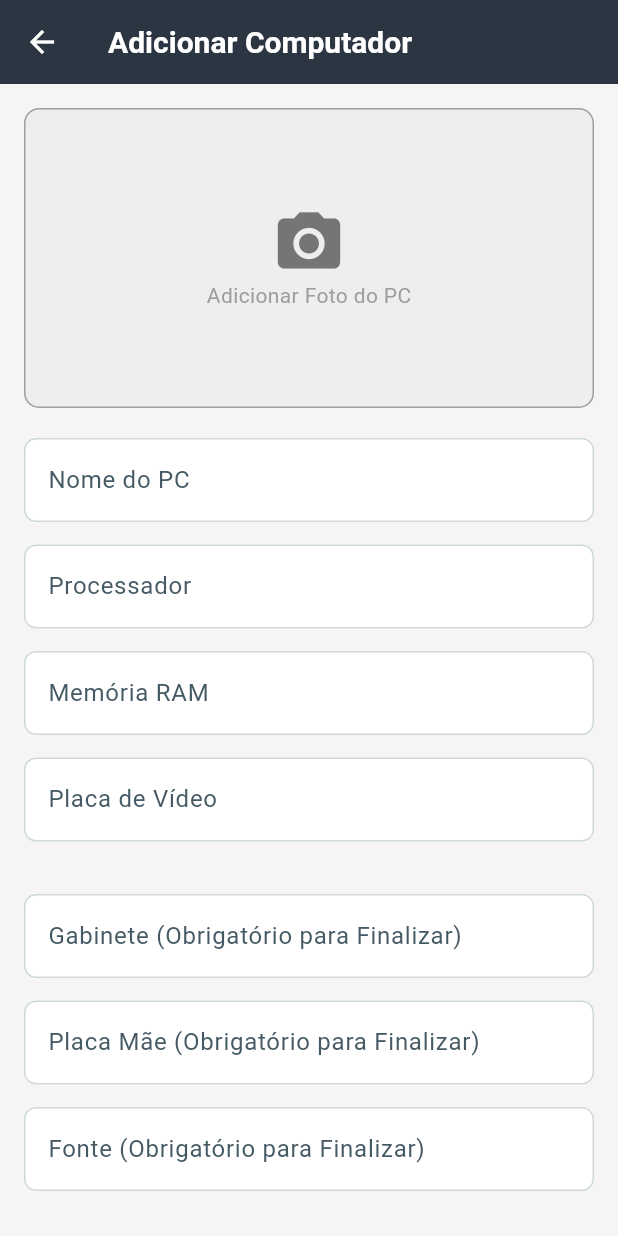
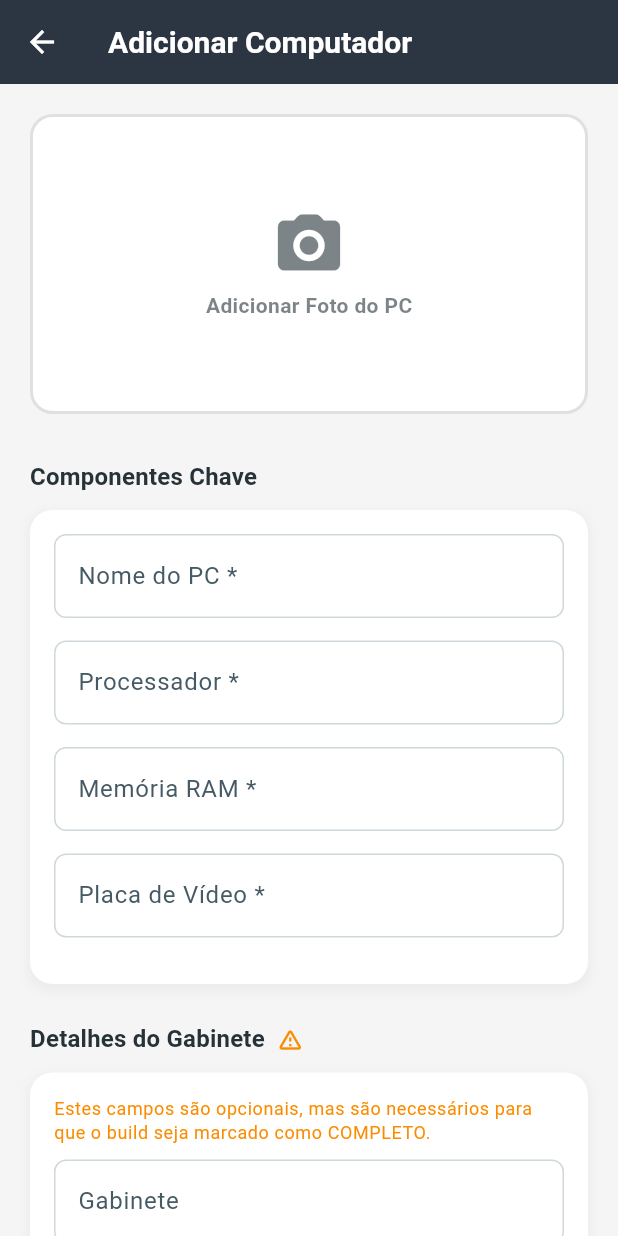
Before and after one commit to LuyJoao/Mobile, a Flutter app: the ComputerFormPage screen opened directly, on a phone screen of 412 x 824 dp. Run offline on Flutter 3.47's test engine with Material 3 defaults, Android fonts, the phone set to English and light mode, and no system bars; our stand-ins replace cloud_firestore, firebase_auth, firebase_core, google_fonts, hexcolor, image_picker and 2 more; accounts and stored records are empty; statements that could not run were skipped.

Commit message:
trabalho2

```diff
--- a/trabalho2/lib/pages/computer_form_page.dart
+++ b/trabalho2/lib/pages/computer_form_page.dart
@@ -181,41 +181,62 @@ class _ComputerFormPageState extends State<ComputerFormPage> {
     _hdCountController.dispose();
     super.dispose();
   }
+  Widget _buildSection(BuildContext context, {required String title, required List<Widget> children, bool optional = false}) {
+    final theme = Theme.of(context);
+    return Padding(
+      padding: const EdgeInsets.only(bottom: 25.0),
+      child: Column(
+        crossAxisAlignment: CrossAxisAlignment.start,
+        children: [
+          Row(
+            children: [
+              Text(
+                title,
+                style: theme.textTheme.titleMedium?.copyWith(
+                  fontWeight: FontWeight.bold,
+                  color: theme.primaryColor,
+                ),
+              ),
+              if (optional) ...[
+                const SizedBox(width: 8),
+                Icon(Icons.warning_amber_rounded, size: 18, color: Colors.orange.shade600),
+              ],
+            ],
+          ),
+          const SizedBox(height: 10),
+          Container(
+            padding: const EdgeInsets.all(16.0),
+            decoration: BoxDecoration(
+              color: Colors.white,
+              borderRadius: BorderRadius.circular(15),
+              boxShadow: [
+                BoxShadow(
+                  color: Colors.grey.withOpacity(0.1),
+                  spreadRadius: 2,
+                  blurRadius: 5,
+                  offset: const Offset(0, 3),
+                ),
+              ],
+            ),
+            child: Column(
+              children: children,
+            ),
+          ),
+        ],
+      ),
+    );
+  }
 
-  @override
-  Widget build(BuildContext context) {
-    final String title = widget.computer == null ? 'Adicionar Computador' : 'Editar Computador';
-    final theme = Theme.of(context);
-
-    final fieldsToCompleteBuild = [
-      {'controller': _caseModelController, 'label': 'Gabinete (Obrigatório para Finalizar)', 'hint': 'Ex: Cooler Master'},
-      {'controller': _motherboardController, 'label': 'Placa Mãe (Obrigatório para Finalizar)', 'hint': 'Ex: ASUS Z790'},
-      {'controller': _powerSupplyController, 'label': 'Fonte (Obrigatório para Finalizar)', 'hint': 'Ex: 750W 80+ Gold'},
-    ];
-
-
-    return Scaffold(
-      appBar: AppBar(
-        title: Text(title),
-        backgroundColor: theme.appBarTheme.backgroundColor,
-      ),
-      body: SingleChildScrollView(
-        padding: const EdgeInsets.all(16.0),
-        child: Form(
-          key: _formKey,
-          autovalidateMode: AutovalidateMode.onUserInteraction,
-          child: Column(
-            crossAxisAlignment: CrossAxisAlignment.stretch,
-            children: <Widget>[
-              GestureDetector(
+  Widget _buildImagePicker(BuildContext context) {
+    return GestureDetector(
       onTap: _pickImage,
       child: Container(
         height: 200,
         width: double.infinity,
         decoration: BoxDecoration(
-                    color: Colors.grey[200],
-                    border: Border.all(color: Colors.grey),
-                    borderRadius: BorderRadius.circular(10),
+          color: Colors.white,
+          borderRadius: BorderRadius.circular(15),
+          border: Border.all(color: Colors.grey.shade300, width: 2),
         ),
         alignment: Alignment.center,
         child: _pickedImage != null
@@ -223,12 +244,15 @@ class _ComputerFormPageState extends State<ComputerFormPage> {
                 fit: StackFit.expand,
                 children: [
                   ClipRRect(
-                              borderRadius: BorderRadius.circular(10),
-                              child: Image.file(_pickedImage!, fit: BoxFit.cover, width: double.infinity, height: double.infinity)
+                    borderRadius: BorderRadius.circular(15),
+                    child: Image.file(
+                      _pickedImage!,
+                      fit: BoxFit.cover,
+                    ),
                   ),
                   Positioned(
-                              top: 5,
-                              right: 5,
+                    top: 10,
+                    right: 10,
                     child: GestureDetector(
                       onTap: () {
                         setState(() {
@@ -238,11 +262,11 @@ class _ComputerFormPageState extends State<ComputerFormPage> {
                       },
                       child: Container(
                         decoration: BoxDecoration(
-                                    color: Colors.black54,
-                                    borderRadius: BorderRadius.circular(15),
+                          color: Colors.red.withOpacity(0.8),
+                          borderRadius: BorderRadius.circular(20),
                         ),
                         padding: const EdgeInsets.all(5),
-                                  child: const Icon(Icons.close, color: Colors.white, size: 20),
+                        child: const Icon(Icons.close_rounded, color: Colors.white, size: 20),
                       ),
                     ),
                   ),
@@ -251,96 +275,31 @@ class _ComputerFormPageState extends State<ComputerFormPage> {
             : Column(
                 mainAxisAlignment: MainAxisAlignment.center,
                 children: [
-                            Icon(Icons.camera_alt, size: 50, color: Colors.grey[600]),
-                            const Text('Adicionar Foto do PC', style: TextStyle(color: Colors.grey)),
+                  Icon(Icons.photo_camera_rounded, size: 50, color: Theme.of(context).primaryColor.withOpacity(0.6)),
+                  const SizedBox(height: 5),
+                  Text('Adicionar Foto do PC', style: TextStyle(color: Theme.of(context).primaryColor.withOpacity(0.6), fontWeight: FontWeight.w600)),
                 ],
-                        ),
-                ),
-              ),
-              const SizedBox(height: 20),
-
-              _buildTextField(_nameController, 'Nome do PC', 'Ex: Estação de Trabalho', 'Informe o nome do PC'),
-              _buildTextField(_processorController, 'Processador', 'Ex: i7-13700K', 'Informe o Processador'),
-              _buildTextField(_ramController, 'Memória RAM', 'Ex: 32GB DDR5', 'Informe a RAM'),
-              _buildTextField(_gpuController, 'Placa de Vídeo', 'Ex: RTX 4070', 'Informe a GPU'),
-              const SizedBox(height: 20),
-
-              ...fieldsToCompleteBuild.map((f) => _buildOptionalTextField(
-                f['controller'] as TextEditingController, f['label'] as String, f['hint'] as String)
-              ).toList(),
-
-              const SizedBox(height: 20),
-
-              _buildDropdownField('Sistema Operacional', _selectedOS, osOptions, (String? newValue) {
-                setState(() {
-                  _selectedOS = newValue!;
-                });
-              }),
-              const SizedBox(height: 20),
-
-              _buildDropdownField('Tipo de Armazenamento', _selectedStorageType, storageOptions, (String? newValue) {
-                setState(() {
-                  _selectedStorageType = newValue!;
-                });
-              }),
-              const SizedBox(height: 20),
-
-              if (_selectedStorageType == 'SSD' || _selectedStorageType == 'Ambos')
-                _buildNumberField(_ssdCountController, 'Quantidade de SSDs', '0', 'Informe a quantidade de SSDs'),
-
-              if (_selectedStorageType == 'HD' || _selectedStorageType == 'Ambos')
-                _buildNumberField(_hdCountController, 'Quantidade de HDs', '0', 'Informe a quantidade de HDs'),
-
-              const SizedBox(height: 30),
-
-              ElevatedButton(
-                onPressed: _saveComputer,
-                style: ElevatedButton.styleFrom(
-                  padding: const EdgeInsets.symmetric(vertical: 15),
-                  backgroundColor: theme.primaryColor,
-                  foregroundColor: Colors.white,
-                ),
-                child: Text(
-                  widget.computer?.isComplete == false ? 'FINALIZAR RASCUNHO' : 'SALVAR/ATUALIZAR PC',
-                  style: theme.textTheme.labelLarge?.copyWith(color: Colors.white),
-                ),
-              ),
-            ],
-          ),
               ),
       ),
     );
   }
 
-  Widget _buildTextField(TextEditingController controller, String label, String hint, String validationMsg) {
+
+  Widget _buildTextField(TextEditingController controller, String label, String hint, String validationMsg, {required bool required}) {
     return Padding(
       padding: const EdgeInsets.only(bottom: 15.0),
       child: TextFormField(
         controller: controller,
         decoration: InputDecoration(
-          labelText: label,
+          labelText: label + (required ? ' *' : ''),
           hintText: hint,
         ),
         validator: (value) {
-          if (value == null || value.isEmpty) {
-            return validationMsg;
+          if (required && (value == null || value.isEmpty)) {
+            return validationMsg.isNotEmpty ? validationMsg : 'Este campo é obrigatório.';
           }
           return null;
         },
-      ),
-    );
-  }
-
-  Widget _buildOptionalTextField(TextEditingController controller, String label, String hint) {
-    return Padding(
-      padding: const EdgeInsets.only(bottom: 15.0),
-      child: TextFormField(
-        controller: controller,
-        decoration: InputDecoration(
-          labelText: label,
-          hintText: hint,
-        ),
-        validator: (value) => null,
       ),
     );
   }
@@ -356,9 +315,7 @@ class _ComputerFormPageState extends State<ComputerFormPage> {
           hintText: hint,
         ),
         validator: (value) {
-          if (value == null || value.isEmpty) {
-            return null;
-          }
+          if (value == null || value.isEmpty) { return null; }
           if (int.tryParse(value) == null) {
             return 'Por favor, insira um número inteiro válido.';
           }
@@ -377,22 +334,110 @@ class _ComputerFormPageState extends State<ComputerFormPage> {
       orElse: () => items.first,
     );
 
-    return InputDecorator(
+    return DropdownButtonFormField<String>(
+      value: effectiveValue,
+      isExpanded: true,
       decoration: InputDecoration(
         labelText: label,
-        contentPadding: const EdgeInsets.symmetric(horizontal: 10.0, vertical: 5.0),
       ),
-      child: DropdownButtonHideUnderline(
-        child: DropdownButton<String>(
-          value: effectiveValue,
-          isExpanded: true,
       items: items.map<DropdownMenuItem<String>>((String value) {
         return DropdownMenuItem<String>(
           value: value,
-              child: Text(value),
+          child: Text(value, style: Theme.of(context).textTheme.bodyLarge),
         );
       }).toList(),
       onChanged: onChanged,
+    );
+  }
+
+  @override
+  Widget build(BuildContext context) {
+    final String title = widget.computer == null ? 'Adicionar Computador' : 'Editar Computador';
+    final theme = Theme.of(context);
+
+    final fieldsToCompleteBuild = [
+      {'controller': _caseModelController, 'label': 'Gabinete', 'hint': 'Ex: Cooler Master'},
+      {'controller': _motherboardController, 'label': 'Placa Mãe', 'hint': 'Ex: ASUS Z790'},
+      {'controller': _powerSupplyController, 'label': 'Fonte', 'hint': 'Ex: 750W 80+ Gold'},
+    ];
+
+
+    return Scaffold(
+      appBar: AppBar(
+        title: Text(title),
+      ),
+      body: SingleChildScrollView(
+        padding: const EdgeInsets.all(20.0),
+        child: Form(
+          key: _formKey,
+          autovalidateMode: AutovalidateMode.onUserInteraction,
+          child: Column(
+            crossAxisAlignment: CrossAxisAlignment.stretch,
+            children: <Widget>[
+              _buildImagePicker(context),
+              const SizedBox(height: 30),
+              _buildSection(
+                context,
+                title: 'Componentes Chave',
+                children: [
+                  _buildTextField(_nameController, 'Nome do PC', 'Ex: Estação de Trabalho', 'Informe o nome do PC', required: true),
+                  _buildTextField(_processorController, 'Processador', 'Ex: i7-13700K', 'Informe o Processador', required: true),
+                  _buildTextField(_ramController, 'Memória RAM', 'Ex: 32GB DDR5', 'Informe a RAM', required: true),
+                  _buildTextField(_gpuController, 'Placa de Vídeo', 'Ex: RTX 4070', 'Informe a GPU', required: true),
+                ],
+              ),
+              _buildSection(
+                context,
+                title: 'Detalhes do Gabinete',
+                optional: true,
+                children: [
+                  Text(
+                    'Estes campos são opcionais, mas são necessários para que o build seja marcado como COMPLETO.',
+                    style: theme.textTheme.bodySmall?.copyWith(color: Colors.orange.shade600),
+                  ),
+                  const SizedBox(height: 10),
+                  ...fieldsToCompleteBuild.map((f) => _buildTextField(
+                    f['controller'] as TextEditingController, f['label'] as String, f['hint'] as String, '', required: false)
+                  ).toList(),
+                ],
+              ),
+              _buildSection(
+                context,
+                title: 'Configurações de Software e Storage',
+                children: [
+                  _buildDropdownField('Sistema Operacional', _selectedOS, osOptions, (String? newValue) {
+                    setState(() { _selectedOS = newValue!; });
+                  }),
+                  const SizedBox(height: 20),
+                  _buildDropdownField('Tipo de Armazenamento', _selectedStorageType, storageOptions, (String? newValue) {
+                    setState(() { _selectedStorageType = newValue!; });
+                  }),
+                  const SizedBox(height: 20),
+
+                  if (_selectedStorageType == 'SSD' || _selectedStorageType == 'Ambos')
+                    _buildNumberField(_ssdCountController, 'Quantidade de SSDs', '0', 'Informe a quantidade de SSDs'),
+
+                  if (_selectedStorageType == 'HD' || _selectedStorageType == 'Ambos')
+                    _buildNumberField(_hdCountController, 'Quantidade de HDs', '0', 'Informe a quantidade de HDs'),
+                ],
+              ),
+
+              const SizedBox(height: 30),
+
+              ElevatedButton.icon(
+                onPressed: _saveComputer,
+                icon: Icon(widget.computer == null || widget.computer?.isComplete == false ? Icons.check_circle_outline_rounded : Icons.save_rounded),
+                label: Text(
+                  widget.computer == null || widget.computer?.isComplete == false ? 'FINALIZAR RASCUNHO' : 'SALVAR/ATUALIZAR PC',
+                  style: theme.textTheme.titleMedium?.copyWith(color: Colors.white, fontWeight: FontWeight.bold),
+                ),
+                style: ElevatedButton.styleFrom(
+                  backgroundColor: theme.colorScheme.secondary,
+                  padding: const EdgeInsets.symmetric(vertical: 18),
+                ),
+              ),
+            ],
+          ),
         ),
       ),
     );
```
Also changed, not shown: trabalho2/lib/pages/computer_list_page.dart (+147 -84 lines), trabalho2/lib/pages/home_page.dart (+26 -16 lines), trabalho2/lib/pages/recommendation_page.dart (+61 -30 lines). Lines whose indentation alone changed are shown as unchanged.
